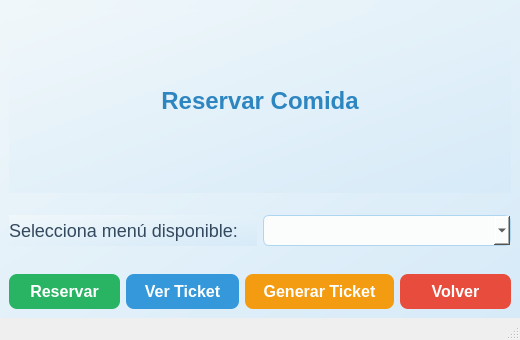
jaimecarfe/menule, file src/vista/ui/ReservaComida.ui: the form before one commit.
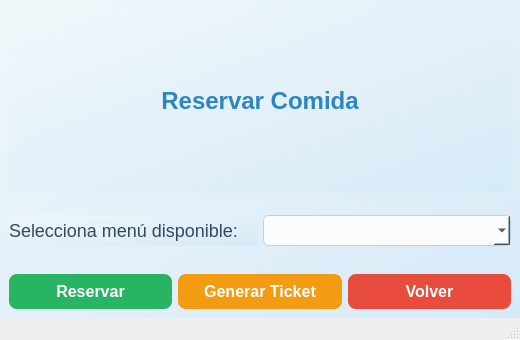
The form after the commit.

Commit message: Se pueden hacer reservas pero sin tiquet

Diff of the .ui file:
```diff
--- a/src/vista/ui/ReservaComida.ui
+++ b/src/vista/ui/ReservaComida.ui
@@ -110,13 +110,6 @@
         </property>
        </widget>
       </item>
-      <item>
-       <widget class="QPushButton" name="btn_ticket">
-        <property name="text">
-         <string>Ver Ticket</string>
-        </property>
-       </widget>
-      </item>
       <item>
        <widget class="QPushButton" name="btn_generar_ticket">
         <property name="text">
```
The commit also changes 15 other files.
